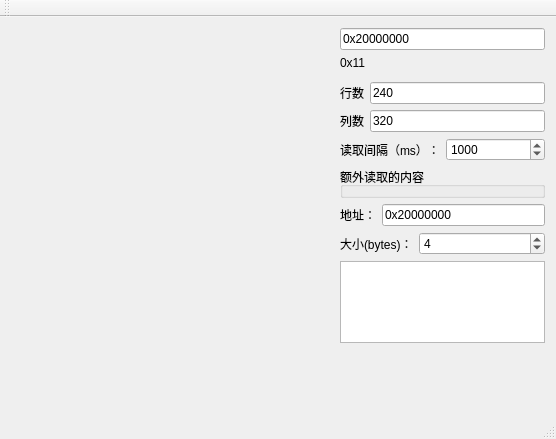
Above: mainwindow.ui from kohillyang/smart-car-camera-read-by-jlink-and-qt before the change. Below: the same form after it.
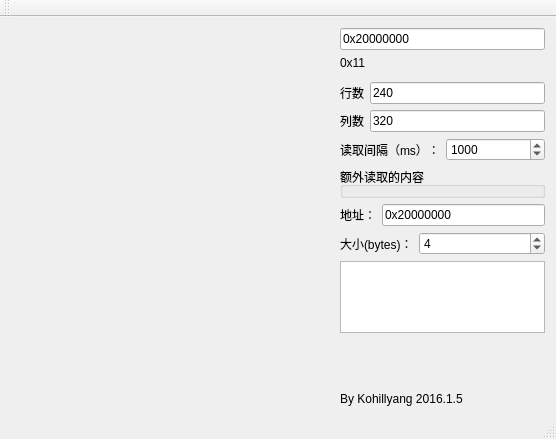
That is the form after the change.

Commit message: 增加版权信息

Diff of the .ui file:
```diff
--- a/mainwindow.ui
+++ b/mainwindow.ui
@@ -204,6 +204,13 @@
           </property>
          </spacer>
         </item>
+        <item>
+         <widget class="QLabel" name="label_6">
+          <property name="text">
+           <string>By Kohillyang 2016.1.5 </string>
+          </property>
+         </widget>
+        </item>
        </layout>
       </item>
      </layout>
```
The commit also changes 1 other file.
